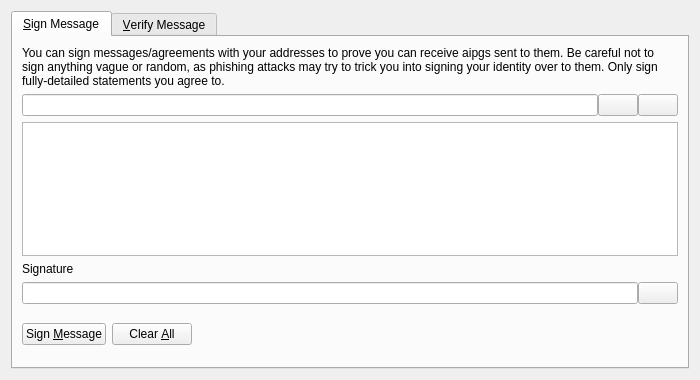
Qt form src/qt/forms/signverifymessagedialog.ui (AIPowerGrid/AI-Power-Grid-Core) before a commit.
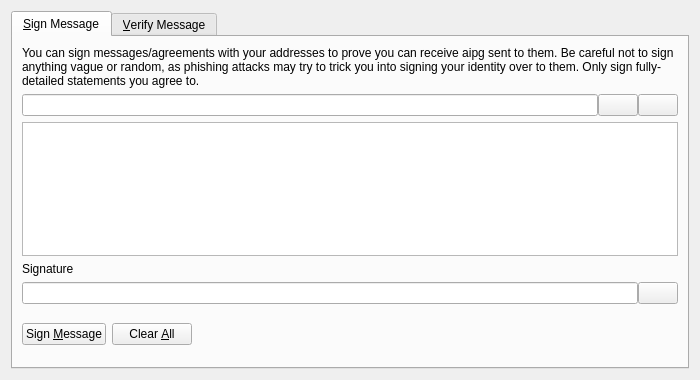
The same form after that commit. Icons and pictures are not drawn. Custom widgets are drawn as their Qt base class.

The edit to the form file:
```diff
--- a/src/qt/forms/signverifymessagedialog.ui
+++ b/src/qt/forms/signverifymessagedialog.ui
@@ -30,7 +30,7 @@
        <item>
         <widget class="QLabel" name="infoLabel_SM">
          <property name="text">
-          <string>You can sign messages/agreements with your addresses to prove you can receive aipgs sent to them. Be careful not to sign anything vague or random, as phishing attacks may try to trick you into signing your identity over to them. Only sign fully-detailed statements you agree to.</string>
+          <string>You can sign messages/agreements with your addresses to prove you can receive aipg sent to them. Be careful not to sign anything vague or random, as phishing attacks may try to trick you into signing your identity over to them. Only sign fully-detailed statements you agree to.</string>
          </property>
          <property name="textFormat">
           <enum>Qt::PlainText</enum>
```
Left out of the diff: 8 changed lines with no effect on the pictures.
